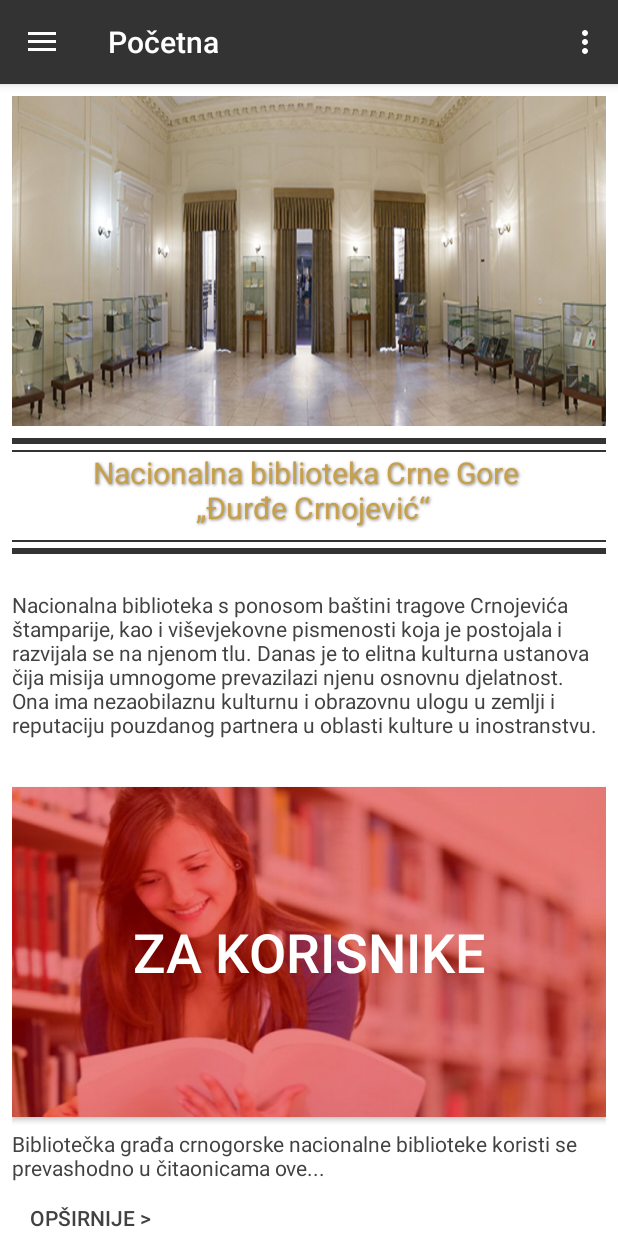
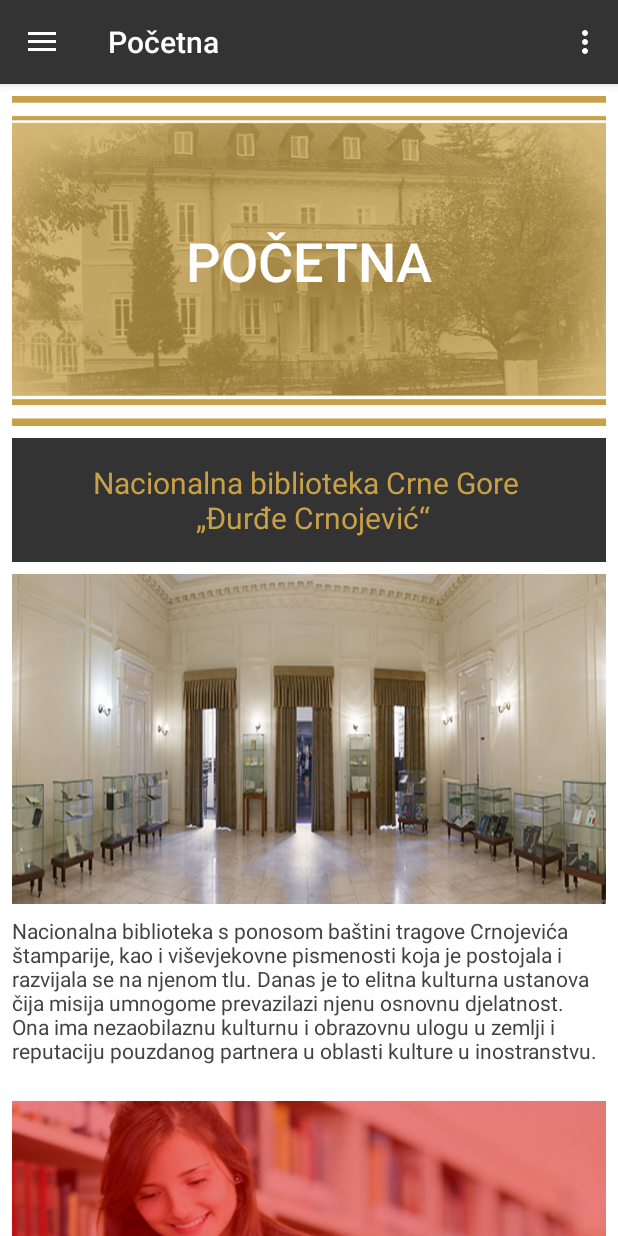
Before and after one commit to GoranZecevic/NBCG, an Android app: the screen it shows after launch (MainActivity), on a phone screen of 412 x 824 dp. Run offline under Robolectric (Android 15) with nearby library versions, the phone set to English and light mode, and no system bars; our stand-ins replace Volley; network calls fail.

```diff
--- a/app/src/main/java/com/androidapp/nbcg/fragments/Pocetna.java
+++ b/app/src/main/java/com/androidapp/nbcg/fragments/Pocetna.java
@@ -154,6 +154,15 @@
     }
 
     public void textPopulate(){
+
+        Button pocetnaBtn =(Button) mView.findViewById(R.id.o_nama_title);
+        String pocetnaBtnStr= "";
+        switch (language){
+            case 0: pocetnaBtnStr = helper.mne(getResources().getString(R.string.str_pocetna)); break;
+            case 1: pocetnaBtnStr = helper.eng(getResources().getString(R.string.str_pocetna)); break;
+        }
+        pocetnaBtn.setText(pocetnaBtnStr);
+
         String pocetnaStr= "";
         switch (language){
             case 0: pocetnaStr = helper.mne(getResources().getString(R.string.str_pocetna)); break;
--- a/app/src/main/res/layout/fragment_pocetna.xml
+++ b/app/src/main/res/layout/fragment_pocetna.xml
@@ -7,115 +7,95 @@
     android:layout_height="match_parent"
     android:background="@android:color/background_light">
 
-
     <FrameLayout
-        android:id="@+id/fragment_container"
+        android:id="@+id/top"
         android:layout_width="0dp"
         android:layout_height="@dimen/header"
-        android:layout_marginStart="@dimen/v8"
-        android:layout_marginLeft="@dimen/v8"
-        android:layout_marginTop="@dimen/v8"
-        android:layout_marginEnd="@dimen/v8"
-        android:layout_marginRight="@dimen/v8"
+        android:layout_marginStart="8dp"
+        android:layout_marginLeft="8dp"
+        android:layout_marginTop="8dp"
+        android:layout_marginEnd="8dp"
+        android:layout_marginRight="8dp"
         app:layout_constraintEnd_toEndOf="parent"
         app:layout_constraintStart_toStartOf="parent"
         app:layout_constraintTop_toTopOf="parent"
         tools:ignore="MissingConstraints">
 
 
-        <ViewFlipper
-            android:id="@+id/v_flipper"
+        <Button
+            android:id="@+id/o_nama_title"
             android:layout_width="match_parent"
-            android:layout_height="match_parent"></ViewFlipper>
+            android:layout_height="match_parent"
+            android:background="@drawable/pocetna"
+            android:text="@string/str_za_korisnike_title"
+            android:textColor="@color/white"
+            android:textSize="@dimen/over_txt_size"/>
 
     </FrameLayout>
-
-    <FrameLayout
-        android:id="@+id/boder_top_tick"
-        android:layout_width="match_parent"
-        android:layout_height="@dimen/v4"
-        android:background="@color/colorPrimary"
-        android:layout_marginTop="@dimen/v8"
-        android:layout_marginLeft="@dimen/v8"
-        android:layout_marginRight="@dimen/v8"
-        app:layout_constraintTop_toBottomOf="@+id/fragment_container"/>
-
-    <FrameLayout
-        android:id="@+id/boder_top"
-        android:layout_width="match_parent"
-        android:layout_height="1dp"
-        android:background="@color/colorPrimary"
-        android:layout_marginTop="@dimen/v4"
-        android:layout_marginLeft="@dimen/v8"
-        android:layout_marginRight="@dimen/v8"
-        app:layout_constraintTop_toBottomOf="@+id/boder_top_tick"/>
 
     <FrameLayout
         android:id="@+id/str_home_title"
         android:layout_width="match_parent"
         android:layout_height="wrap_content"
+        android:layout_marginTop="@dimen/v8"
         android:layout_marginStart="@dimen/v8"
         android:layout_marginLeft="@dimen/v8"
         android:layout_marginRight="@dimen/v8"
         android:layout_marginEnd="@dimen/v8"
         app:layout_constraintStart_toStartOf="parent"
-        app:layout_constraintTop_toBottomOf="@+id/boder_top">
+        app:layout_constraintTop_toBottomOf="@+id/top">
 
         <TextView
             android:id="@+id/str_home_title_inner"
             android:layout_width="match_parent"
             android:layout_height="match_parent"
-            android:background="@color/white"
+            android:background="@color/colorPrimary"
             android:text="@string/str_home_title"
             android:textAlignment="center"
             android:textColor="@color/gold"
             android:textSize="@dimen/title_size"
+            android:paddingTop="@dimen/v16"
+            android:paddingBottom="@dimen/v16"
             app:layout_constraintEnd_toEndOf="parent"
             app:layout_constraintStart_toStartOf="parent"
-            app:layout_constraintTop_toBottomOf="@+id/fragment_container"
-            android:shadowColor="@color/text_shadow"
-            android:shadowDx="1"
-            android:shadowDy="1"
-            android:shadowRadius="2"/>
+            app:layout_constraintTop_toBottomOf="@+id/fragment_container"/>
     </FrameLayout>
 
-    <FrameLayout
-        android:id="@+id/boder_bottom"
-        android:layout_width="match_parent"
-        android:layout_height="1dp"
-        android:background="@color/colorPrimary"
-        android:layout_marginTop="@dimen/v8"
-        android:layout_marginLeft="@dimen/v8"
-        android:layout_marginRight="@dimen/v8"
-        app:layout_constraintTop_toBottomOf="@+id/str_home_title"/>
-
-    <FrameLayout
-        android:id="@+id/boder_bottom_tick"
-        android:layout_width="match_parent"
-        android:layout_height="@dimen/v4"
-        android:background="@color/colorPrimary"
-        android:layout_marginTop="@dimen/v4"
-        android:layout_marginLeft="@dimen/v8"
-        android:layout_marginRight="@dimen/v8"
-        app:layout_constraintTop_toBottomOf="@+id/boder_bottom"/>
 
     <ScrollView
         android:id="@+id/home_scroll"
         android:layout_width="0dp"
         android:layout_height="0dp"
-        android:layout_marginTop="@dimen/v16"
+        android:layout_marginTop="@dimen/v8"
         android:layout_marginLeft="@dimen/v8"
         android:layout_marginRight="@dimen/v8"
         app:layout_constraintBottom_toBottomOf="parent"
         app:layout_constraintEnd_toEndOf="parent"
         app:layout_constraintHorizontal_bias="0.0"
         app:layout_constraintStart_toStartOf="parent"
-        app:layout_constraintTop_toBottomOf="@+id/boder_bottom_tick"
+        app:layout_constraintTop_toBottomOf="@+id/str_home_title"
         app:layout_constraintVertical_bias="1.0">
 
         <android.support.constraint.ConstraintLayout
             android:layout_width="match_parent"
             android:layout_height="match_parent">
+
+            <FrameLayout
+                android:id="@+id/fragment_container"
+                android:layout_width="0dp"
+                android:layout_height="@dimen/header"
+                app:layout_constraintEnd_toEndOf="parent"
+                app:layout_constraintStart_toStartOf="parent"
+                app:layout_constraintTop_toTopOf="parent"
+                tools:ignore="MissingConstraints">
+
+
+                <ViewFlipper
+                    android:id="@+id/v_flipper"
+                    android:layout_width="match_parent"
+                    android:layout_height="match_parent"></ViewFlipper>
+
+            </FrameLayout>
 
             <TextView
                 android:id="@+id/str_home_body"
@@ -125,9 +105,9 @@
                 android:layout_marginBottom="@dimen/v8"
                 android:text="@string/str_home_body"
                 android:textColor="@color/cardview_dark_background"
-                app:layout_constraintBottom_toTopOf="@+id/za_korisnike_btn"
                 app:layout_constraintEnd_toEndOf="parent"
-                app:layout_constraintTop_toTopOf="parent" />
+                app:layout_constraintStart_toStartOf="parent"
+                app:layout_constraintTop_toBottomOf="@+id/fragment_container" />
 
             <Button
                 android:id="@+id/za_korisnike_btn"
--- a/app/src/main/res/values/strings.xml
+++ b/app/src/main/res/values/strings.xml
@@ -10,7 +10,7 @@
     <string name="str_podelite">[0]PODJELITE[/0][1]SHARE[/1][2][/2][3][/3][4][/4][5][/5]</string>
 
     <!--region Menu titles-->
-    <string name="title_pocetna">[0]Početna[/0][1]Landing page[/1][2][/2][3][/3][4][/4][5][/5]</string>
+    <string name="title_pocetna">[0]Početna[/0][1]Home page[/1][2][/2][3][/3][4][/4][5][/5]</string>
     <string name="title_o_nama">[0]O Nama[/0][1]About Us[/1][2][/2][3][/3][4][/4][5][/5]</string>
     <string name="title_katalozi">[0]Katalozi[/0][1]Catalogues[/1][2][/2][3][/3][4][/4][5][/5]</string>
     <string name="title_usluge">[0]Usluge[/0][1]Services[/1][2][/2][3][/3][4][/4][5][/5]</string>
@@ -33,7 +33,7 @@
     <!--endregion o nama-->
 
     <!--region Pocetna -->
-    <string name="str_pocetna">[0]Početna[/0][1]Landing page[/1][2][/2][3][/3][4][/4][5][/5]</string>
+    <string name="str_pocetna">[0]Početna[/0][1]Home page[/1][2][/2][3][/3][4][/4][5][/5]</string>
     <string name="str_home_title">[0]Nacionalna biblioteka Crne Gore \n „Đurđe Crnojević“[/0][1]National Library of Montenegro \n "Đurđe Crnojević"[/1][2][/2][3][/3][4][/4][5][/5]</string>
     <string name="str_home_body">[0]Nacionalna biblioteka s ponosom baštini tragove Crnojevića štamparije, kao i viševjekovne pismenosti koja je postojala i razvijala se na njenom tlu. Danas je to elitna kulturna ustanova čija misija umnogome prevazilazi njenu osnovnu djelatnost. Ona ima nezaobilaznu kulturnu i obrazovnu ulogu u zemlji i reputaciju pouzdanog partnera u oblasti kulture u inostranstvu.
 [/0][1]National Library of Montenegro "Đurđe Crnojević" (NLM), as one of those with the deepest roots among the national libraries in this part of Europe, is a real treasury of Montenegrin written heritage, intellectual memory of the nation and one of the symbols of culture in the country.[/1][2][/2][3][/3][4][/4][5][/5] </string>
```
Also changed, not shown: app/src/main/java/com/androidapp/nbcg/fragments/Dogadjaji.java (+10 -1 lines), app/src/main/res/drawable/pocetna.png (added).
